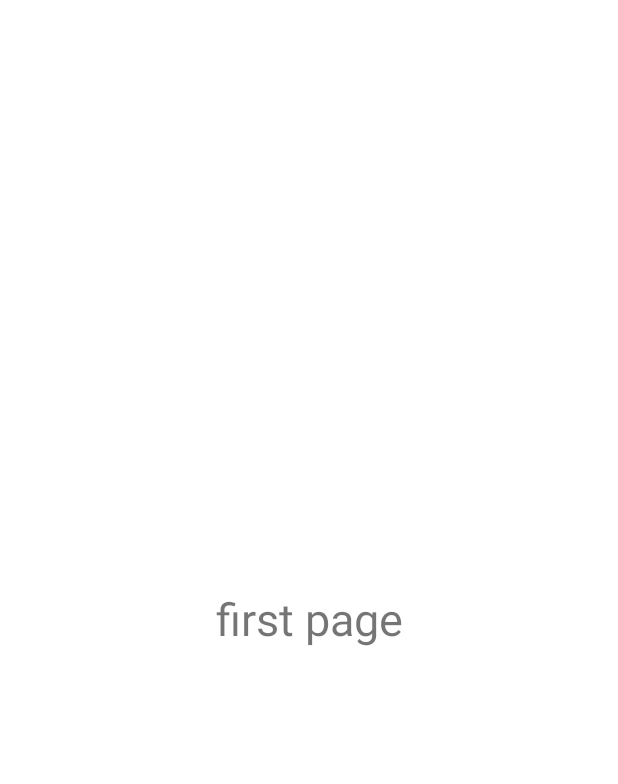
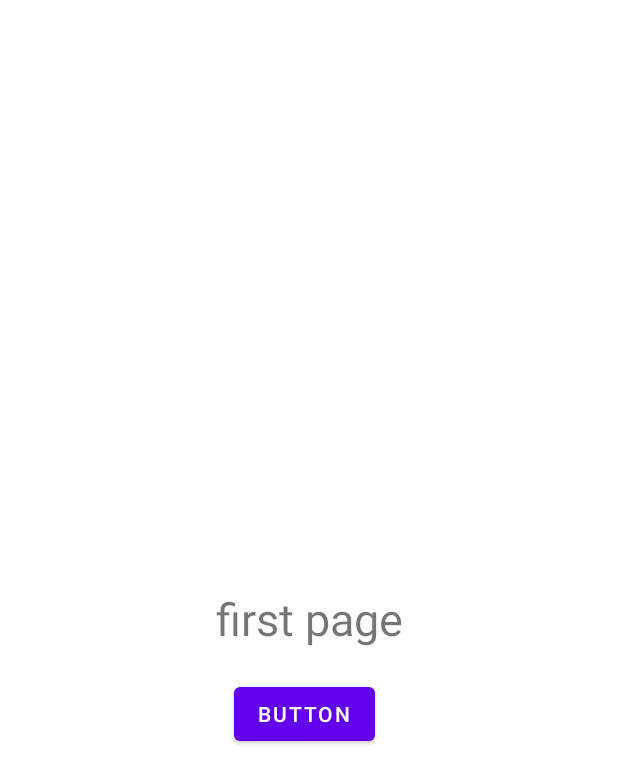
Before and after one commit to 10910359/10910359, an Android app: the layout activity_main.xml on its own in the app's theme, with its tools: preview values and no code run, on a phone screen of 412 x 824 dp. Shown: the top 784 px of the screen. Run offline under Robolectric (Android 15) with nearby library versions, the phone set to English and light mode, and no system bars.

```diff
--- a/app/src/main/java/com/example/a10910359/MainActivity.kt
+++ b/app/src/main/java/com/example/a10910359/MainActivity.kt
@@ -2,6 +2,7 @@ package com.example.a10910359
 
 import androidx.appcompat.app.AppCompatActivity
 import android.os.Bundle
+import android.widget.Button
 import android.widget.TextView
 import com.example.a10910359.databinding.ActivityMainBinding
 
@@ -15,7 +16,7 @@ class MainActivity : AppCompatActivity() {
         var mytext:TextView=findViewById(R.id.t1)
         mytext.text="hello"
 
-
+        var btn1=findViewById<Button>(R.id.button1)
 
     }
 
--- a/app/src/main/res/layout/activity_main.xml
+++ b/app/src/main/res/layout/activity_main.xml
@@ -17,4 +17,14 @@
         app:layout_constraintRight_toRightOf="parent"
         app:layout_constraintTop_toTopOf="parent" />
 
+    <Button
+        android:id="@+id/button1"
+        android:layout_width="wrap_content"
+        android:layout_height="wrap_content"
+        android:layout_marginStart="156dp"
+        android:layout_marginTop="452dp"
+        android:text="Button"
+        app:layout_constraintStart_toStartOf="parent"
+        app:layout_constraintTop_toTopOf="parent" />
+
 </androidx.constraintlayout.widget.ConstraintLayout>
```
